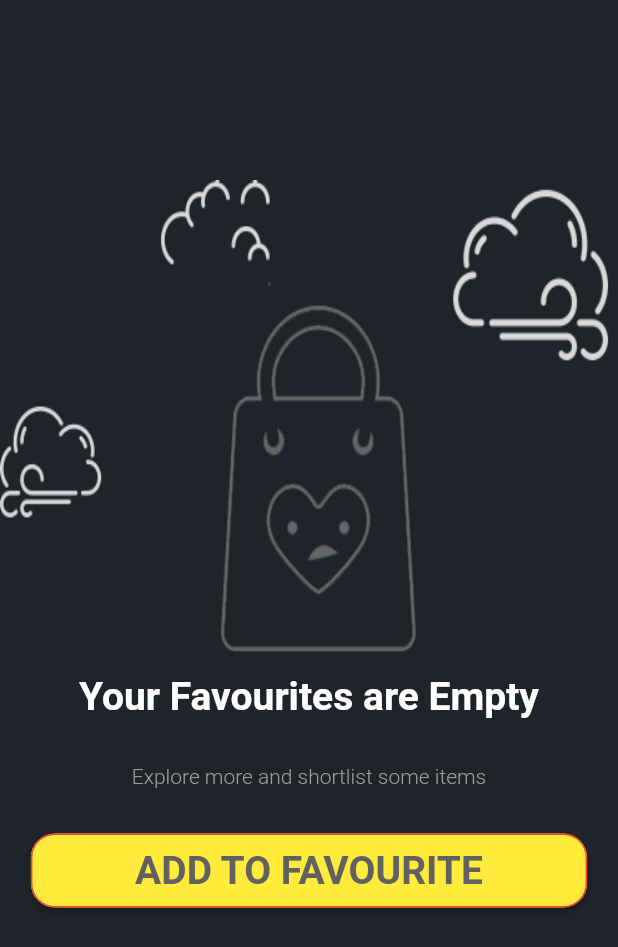
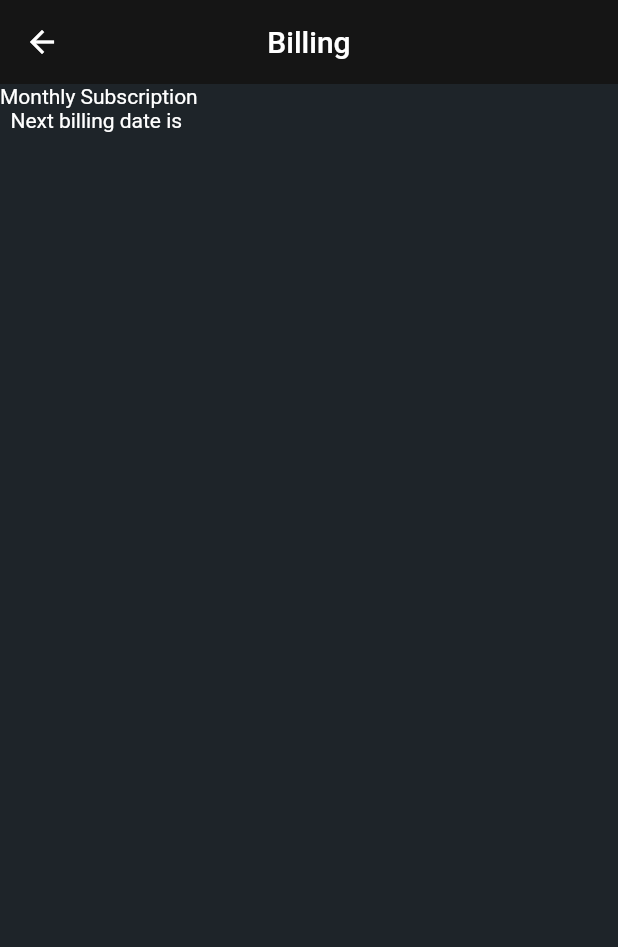
Before and after one commit to hassan-zafar/meditation_alive-Video-app, a Flutter app: the screen it shows once a user with an empty profile is signed in, item 2 of the bottom bar chosen, after a tap on "Billing", on a phone screen of 412 x 824 dp. Shown: the top 947 px of the screen. Run offline on Flutter 3.47's test engine with Material 2 defaults, Android fonts, the phone set to English and light mode, and no system bars; our stand-ins replace badges, better_player, bot_toast, cached_network_image, cloud_firestore, file_picker and 16 more; missing offline and left inert: flutter_stripe, list_tile_switch; accounts and stored records are empty; network calls fail.

Commit message:
added billing page

```diff
--- a/lib/main.dart
+++ b/lib/main.dart
@@ -13,6 +13,7 @@ import 'package:meditation_alive/provider/dark_theme_provider.dart';
 import 'package:meditation_alive/provider/favs_provider.dart';
 import 'package:meditation_alive/provider/notification_preferences.dart';
 import 'package:meditation_alive/provider/products.dart';
+import 'package:meditation_alive/screens/billingScreen.dart';
 import 'package:meditation_alive/services/user_state.dart';
 import 'package:meditation_alive/widgets/bottom_bar.dart';
 import 'package:meditation_alive/wishlist/wishlist.dart';
@@ -148,6 +149,7 @@ class _MyAppState extends State<MyApp> {
                     LoginScreen.routeName: (ctx) => LoginScreen(),
                     SignUpScreen.routeName: (ctx) => SignUpScreen(),
                     BottomBarScreen.routeName: (ctx) => BottomBarScreen(),
+                    BillingScreen.routeName: (ctx) => BillingScreen(),
                     ForgetPassword.routeName: (ctx) => ForgetPassword(),
                   },
                 );
--- /dev/null
+++ b/lib/screens/billingScreen.dart
@@ -0,0 +1,29 @@
+import 'package:flutter/material.dart';
+import 'package:meditation_alive/consts/collections.dart';
+
+class BillingScreen extends StatefulWidget {
+  static const routeName = '/BillingScreen';
+
+  const BillingScreen({Key? key}) : super(key: key);
+
+  @override
+  _BillingScreenState createState() => _BillingScreenState();
+}
+
+class _BillingScreenState extends State<BillingScreen> {
+  @override
+  Widget build(BuildContext context) {
+    return Scaffold(
+      appBar: AppBar(
+        title: Text('Billing'),
+        centerTitle: true,
+      ),
+      body: Column(
+        children: [
+          Text('Monthly Subscription'),
+          Text('Next billing date is ${currentUser!.subscriptionEndTIme}')
+        ],
+      ),
+    );
+  }
+}
--- a/lib/screens/user_info.dart
+++ b/lib/screens/user_info.dart
@@ -9,6 +9,7 @@ import 'package:meditation_alive/consts/my_icons.dart';
 import 'package:meditation_alive/provider/auto_play_provider.dart';
 import 'package:meditation_alive/provider/dark_theme_provider.dart';
 import 'package:meditation_alive/provider/notification_preferences.dart';
+import 'package:meditation_alive/screens/billingScreen.dart';
 import 'package:meditation_alive/widgets/loadingWidget.dart';
 import 'package:meditation_alive/wishlist/wishlist.dart';
 import 'package:provider/provider.dart';
@@ -299,7 +300,7 @@ class _UserInfoScreenState extends State<UserInfoScreen> {
                               color: Colors.transparent,
                               child: InkWell(
                                 onTap: () => Navigator.of(context)
-                                    .pushNamed(WishlistScreen.routeName),
+                                    .pushNamed(BillingScreen.routeName),
                                 splashColor: Colors.red,
                                 child: ListTile(
                                   title: Text('Billing'),
```
